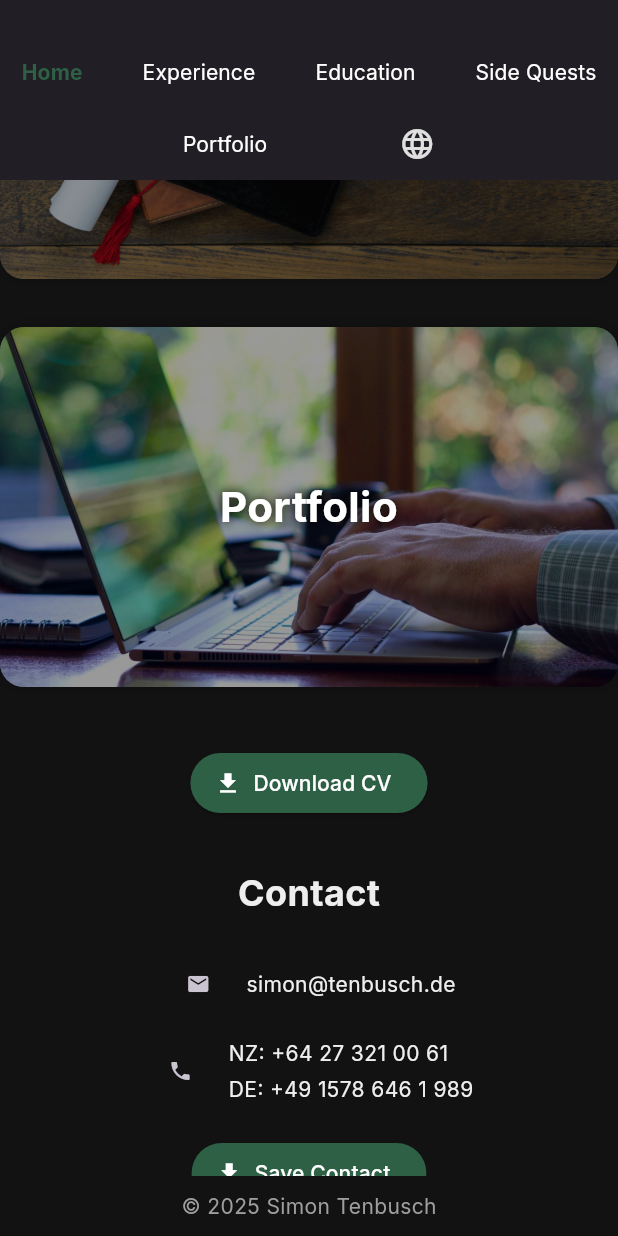
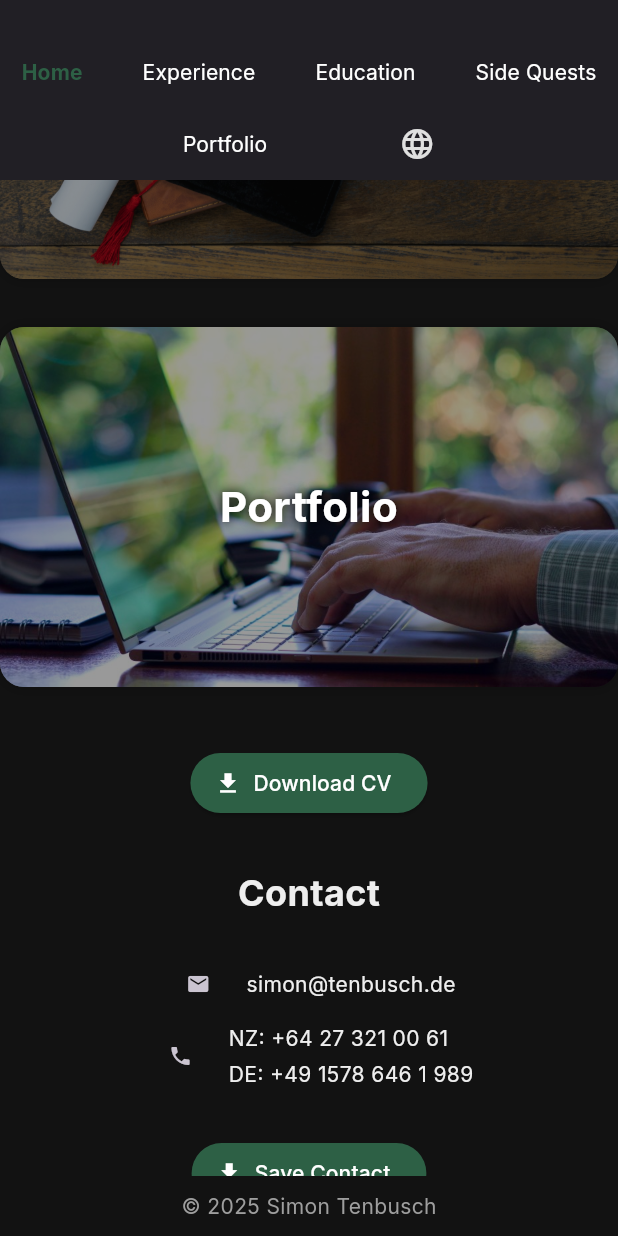
Before and after one commit to tenbuschs/st_cv_website, a Flutter app: the screen it shows once a user with an empty profile is signed in, scrolled down 1152 dp, on a phone screen of 412 x 824 dp. Run offline on Flutter 3.47's test engine with Material 3 defaults, Android fonts, the light colour scheme and no system bars; our stand-ins replace firebase_analytics, firebase_auth, firebase_core, flutter_linkify, flutter_map, font_awesome_flutter and 2 more; missing offline and left inert: flutter_map_marker_popup, universal_html; accounts and stored records are empty; network calls fail.

Commit message:
bits and pieces

```diff
--- a/lib/home.dart
+++ b/lib/home.dart
@@ -93,21 +93,25 @@ class HomePage extends StatelessWidget {
                     mainAxisAlignment: MainAxisAlignment.center,
                     children: [
                       IconButton(
-                        icon: Icon(Icons.mail, size:16, ),//color: Color.white),
+                        icon: Icon(Icons.mail, size: 16), //color: Color.white),
                         onPressed:
-                            () =>
-                            launchUrl(Uri.parse('mailto:simon@tenbusch.de')),
+                            () => launchUrl(
+                              Uri.parse('mailto:simon@tenbusch.de'),
+                            ),
                       ),
                       const SizedBox(width: 8),
                       const Text('simon@tenbusch.de'),
                     ],
                   ),
-                  const SizedBox(height: 10),
+                  // const SizedBox(height: 8),
                   Row(
                     mainAxisAlignment: MainAxisAlignment.center,
                     children: [
                       IconButton(
-                        icon: const Icon(Icons.phone, size:16, ),//color: Colors.grey[300]),
+                        icon: const Icon(
+                          Icons.phone,
+                          size: 16,
+                        ), //color: Colors.grey[300]),
                         onPressed:
                             () => launchUrl(Uri.parse('tel:+64273210061')),
                       ),
@@ -125,7 +129,7 @@ class HomePage extends StatelessWidget {
                 ],
               ),
 
-              const SizedBox(height: 20),
+              const SizedBox(height: 30),
 
               Center(
                 child: ElevatedButton.icon(
@@ -233,6 +237,7 @@ class HomePage extends StatelessWidget {
                   ),
                 ],
               ),
+              const SizedBox(height: 24),
             ],
           ),
         ),
--- a/lib/main.dart
+++ b/lib/main.dart
@@ -12,7 +12,10 @@ import 'l10n/app_localizations.dart';
 import 'volunteering.dart';
 import 'portfolio.dart';
 import 'package:universal_html/html.dart' as html;
+import 'package:firebase_analytics/firebase_analytics.dart';
 
+// Global Firebase Analytics instance
+final FirebaseAnalytics analytics = FirebaseAnalytics.instance;
 
 void main() async {
   WidgetsFlutterBinding.ensureInitialized();
--- a/lib/main_layout.dart
+++ b/lib/main_layout.dart
@@ -32,6 +32,7 @@ class MainLayout extends StatelessWidget {
           child: Wrap(
             alignment: WrapAlignment.center,
             spacing: 16,
+            //runSpacing: screenWidth < 610 ? 8 : 0, // Adds space between rows
             children: [
               TextButton(
                 onPressed:
```
Also changed, not shown: lib/event_lists.dart (+17 -5 lines), lib/l10n/app_de.arb (+4 -4 lines), assets/buddy_01.JPG (added), assets/dalhaus_02.jpg (added), assets/dalhaus_03.JPG (added), assets/saudhof_03.jpg (added), assets/schuetz_02.jpg (added), assets/schuetz_03.jpg (added), 6 other files. Lines whose indentation alone changed are shown as unchanged.
